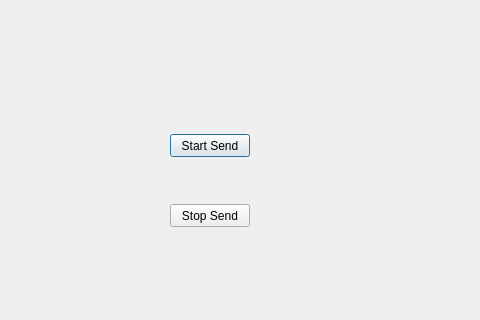
The window that test_send_ui/dialog.ui (libmeta/remoteAPI) describes before a commit, drawn with Qt 5; both pictures show x 140 to 620 and y 126 to 446 of the 800 by 600 pixel window.
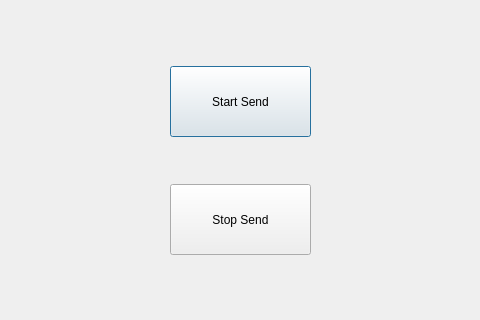
The same window after the commit.

```diff
--- a/test_send_ui/dialog.ui
+++ b/test_send_ui/dialog.ui
@@ -17,9 +17,9 @@
    <property name="geometry">
     <rect>
      <x>310</x>
-     <y>260</y>
-     <width>80</width>
-     <height>23</height>
+     <y>192</y>
+     <width>141</width>
+     <height>71</height>
     </rect>
    </property>
    <property name="text">
@@ -30,9 +30,9 @@
    <property name="geometry">
     <rect>
      <x>310</x>
-     <y>330</y>
-     <width>80</width>
-     <height>23</height>
+     <y>310</y>
+     <width>141</width>
+     <height>71</height>
     </rect>
    </property>
    <property name="text">
```
